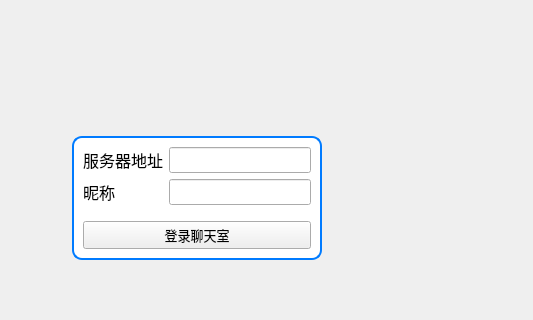
The window that QtLab4/ChatClient/mainwindow.ui (eriLzzx/eri-Qt-learning) describes before a commit, drawn with Qt 5; both pictures show x 140 to 673 and y 94 to 414 of the 673 by 498 pixel window.
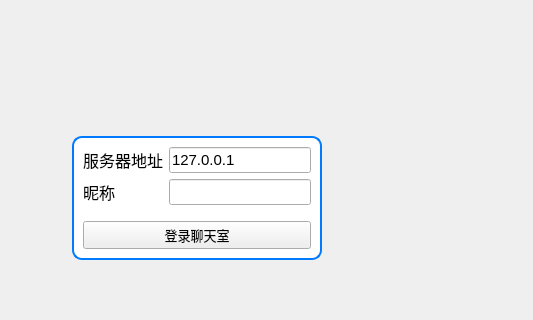
The same window after the commit. The open tabs and pages were chosen to show the change.

The edit to the form file:
```diff
--- a/QtLab4/ChatClient/mainwindow.ui
+++ b/QtLab4/ChatClient/mainwindow.ui
@@ -169,6 +169,9 @@
                  <pointsize>11</pointsize>
                 </font>
                </property>
+               <property name="text">
+                <string>127.0.0.1</string>
+               </property>
               </widget>
              </item>
              <item row="1" column="0">
```
Left out of the diff: 3 changed lines with no effect on the pictures.
